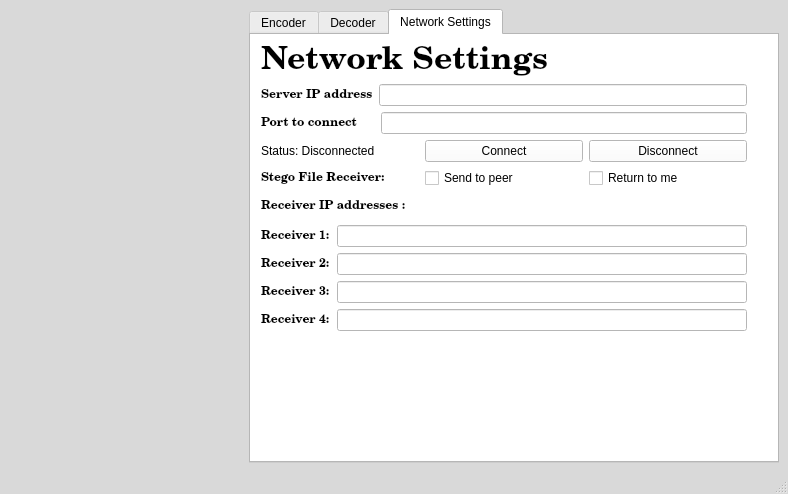
Above: src/ClientGUI.ui from jrgouws16/Audio-Steganograpy before the change. Below: the same form after it.
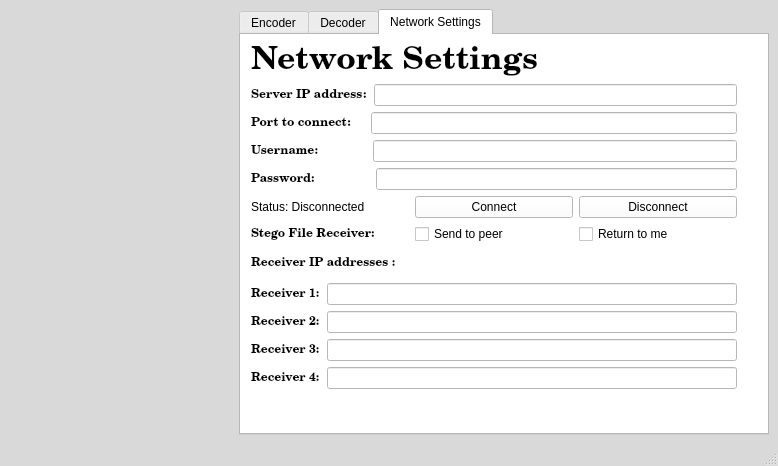
That is the form after the change. The open tabs and pages were chosen to show the change.

Commit message: Start of username password system

Patch:
```diff
--- a/src/ClientGUI.ui
+++ b/src/ClientGUI.ui
@@ -6,8 +6,8 @@
    <rect>
     <x>0</x>
     <y>0</y>
-    <width>788</width>
-    <height>494</height>
+    <width>778</width>
+    <height>466</height>
    </rect>
   </property>
   <property name="palette">
@@ -1509,7 +1509,7 @@
               <x>10</x>
               <y>10</y>
               <width>486</width>
-              <height>286</height>
+              <height>344</height>
              </rect>
             </property>
             <layout class="QVBoxLayout" name="verticalLayout_3">
@@ -1579,7 +1579,7 @@
                     </font>
                    </property>
                    <property name="text">
-                    <string>Server IP address</string>
+                    <string>Server IP address:</string>
                    </property>
                   </widget>
                  </item>
@@ -1604,7 +1604,7 @@
                     </font>
                    </property>
                    <property name="text">
-                    <string>Port to connect     </string>
+                    <string>Port to connect:    </string>
                    </property>
                   </widget>
                  </item>
@@ -1619,6 +1619,60 @@
                </item>
               </layout>
              </item>
+             <item>
+              <layout class="QVBoxLayout" name="verticalLayout_5">
+               <item>
+                <layout class="QHBoxLayout" name="horizontalLayout_21">
+                 <item>
+                  <widget class="QLabel" name="label_username">
+                   <property name="font">
+                    <font>
+                     <family>Century Schoolbook L</family>
+                     <weight>75</weight>
+                     <bold>true</bold>
+                    </font>
+                   </property>
+                   <property name="text">
+                    <string>Username:              </string>
+                   </property>
+                  </widget>
+                 </item>
+                 <item>
+                  <widget class="QLineEdit" name="lineEdit_username">
+                   <property name="text">
+                    <string/>
+                   </property>
+                  </widget>
+                 </item>
+                </layout>
+               </item>
+               <item>
+                <layout class="QHBoxLayout" name="horizontalLayout_22">
+                 <item>
+                  <widget class="QLabel" name="label_password">
+                   <property name="font">
+                    <font>
+                     <family>Century Schoolbook L</family>
+                     <weight>75</weight>
+                     <bold>true</bold>
+                    </font>
+                   </property>
+                   <property name="text">
+                    <string>Password:                </string>
+                   </property>
+                  </widget>
+                 </item>
+                 <item>
+                  <widget class="QLineEdit" name="lineEdit_password">
+                   <property name="text">
+                    <string/>
+                   </property>
+                  </widget>
+                 </item>
+                </layout>
+               </item>
+              </layout>
+             </item>
              <item>
               <layout class="QHBoxLayout" name="horizontalLayout_3">
                <item>
```
Left out of the diff: 4 changed lines with no effect on the pictures. The commit also changes 18 other files.
